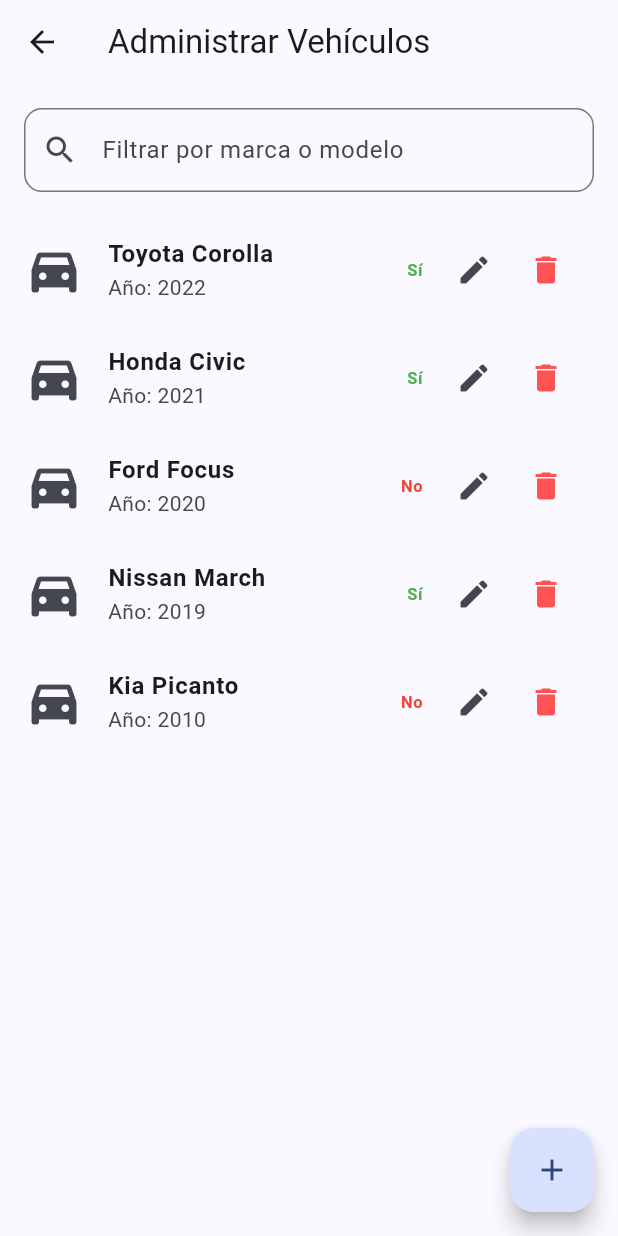
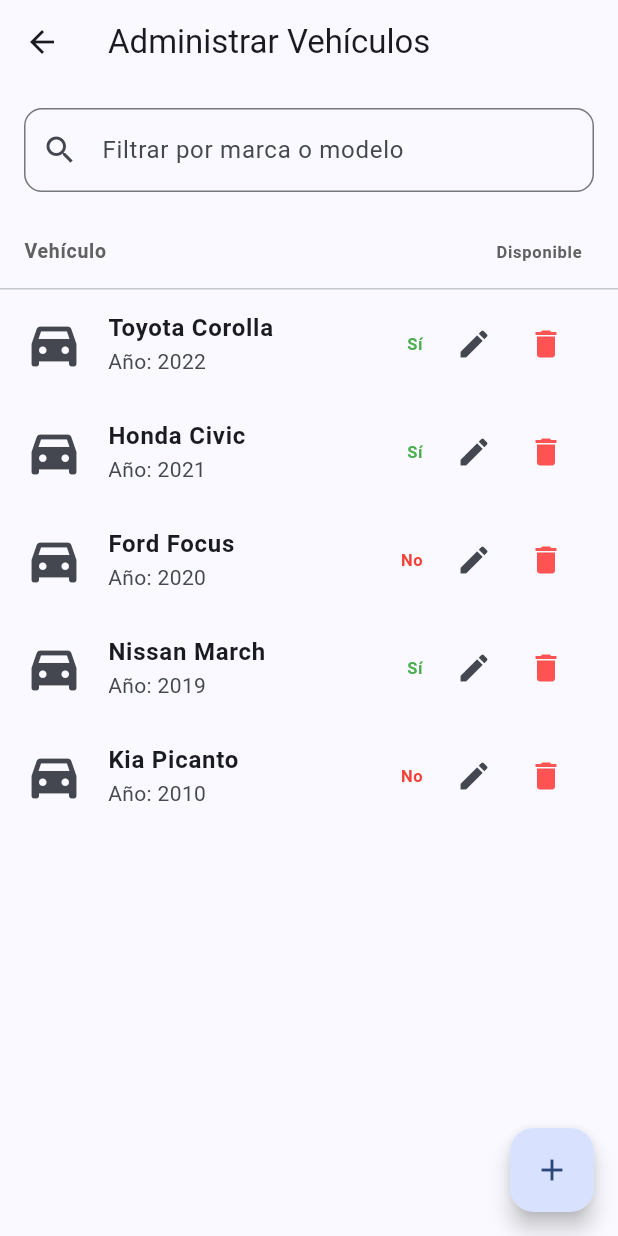
Before and after one commit to MarceloPauls/Front-End_Segundo_Parcial, a Flutter app: the VehiculosScreen screen opened by its route, on a phone screen of 412 x 824 dp. Run offline on Flutter 3.47's test engine with Material 3 defaults, Android fonts, the phone set to English and light mode, and no system bars.

Commit message:
Algunas mejoras

```diff
--- a/alquiler_autos_app/lib/screens/cliente_form_screen.dart
+++ b/alquiler_autos_app/lib/screens/cliente_form_screen.dart
@@ -1,5 +1,6 @@
 import 'package:flutter/material.dart';
 import 'package:provider/provider.dart';
+import 'package:flutter/services.dart';
 
 import '../models/cliente.dart';
 import '../services/cliente_service.dart';
@@ -109,6 +110,14 @@ class _ClienteFormScreenState extends State<ClienteFormScreen> {
                 TextFormField(
                   controller: _documentoController,
                   decoration: const InputDecoration(labelText: 'Nº de Documento o Identificación'),
+
+                  // --- AÑADE ESTAS DOS LÍNEAS ---
+                  keyboardType: TextInputType.number,
+                  inputFormatters: <TextInputFormatter>[
+                    FilteringTextInputFormatter.digitsOnly
+                  ],
+                  // ---------------------------------
+
                   validator: (value) {
                     if (value == null || value.isEmpty) {
                       return 'Por favor, ingrese un documento';
--- a/alquiler_autos_app/lib/screens/vehiculos_screen.dart
+++ b/alquiler_autos_app/lib/screens/vehiculos_screen.dart
@@ -71,6 +71,20 @@ class _VehiculosScreenState extends State<VehiculosScreen> {
               ),
             ),
           ),
+
+          // --- INICIO DE LA CABECERA (AÑADIR ESTO) ---
+          ListTile(
+            dense: true, // Hace la cabecera un poco más delgada
+            title: Text(
+              'Vehículo',
+              style: TextStyle(fontWeight: FontWeight.bold, color: Colors.grey.shade700),
+            ),
+            trailing: Text(
+              'Disponible', // Tu etiqueta
+              style: TextStyle(fontWeight: FontWeight.bold, color: Colors.grey.shade700),
+            ),
+          ),
+          const Divider(height: 1, thickness: 1), // Una línea divisoria
 
           // --- LISTA DE VEHÍCULOS ---
           // Usamos Expanded para que la lista ocupe el espacio restante
```
